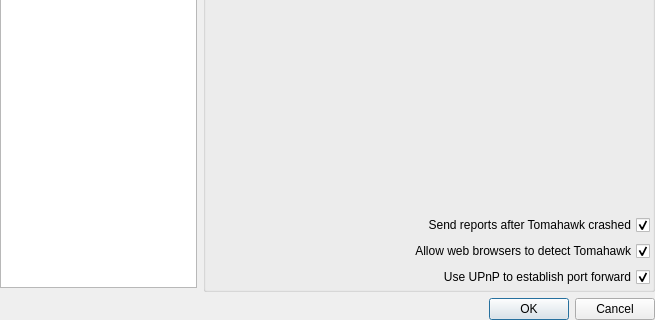
The window that src/stackedsettingsdialog.ui (tomahawk-player/tomahawk) describes before a commit, drawn with Qt 5; both pictures show x 0 to 655 and y 180 to 500 of the 655 by 500 pixel window.
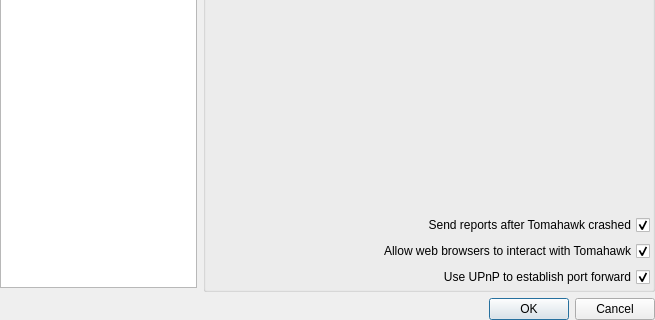
The same window after the commit. The open tabs and pages were chosen to show the change. Custom widgets are drawn as their Qt base class.

The edit to the form file:
```diff
--- a/src/stackedsettingsdialog.ui
+++ b/src/stackedsettingsdialog.ui
@@ -393,7 +393,7 @@
                <enum>Qt::RightToLeft</enum>
               </property>
               <property name="text">
-               <string>Allow web browsers to detect Tomahawk</string>
+               <string>Allow web browsers to interact with Tomahawk</string>
               </property>
               <property name="checked">
                <bool>true</bool>
```
